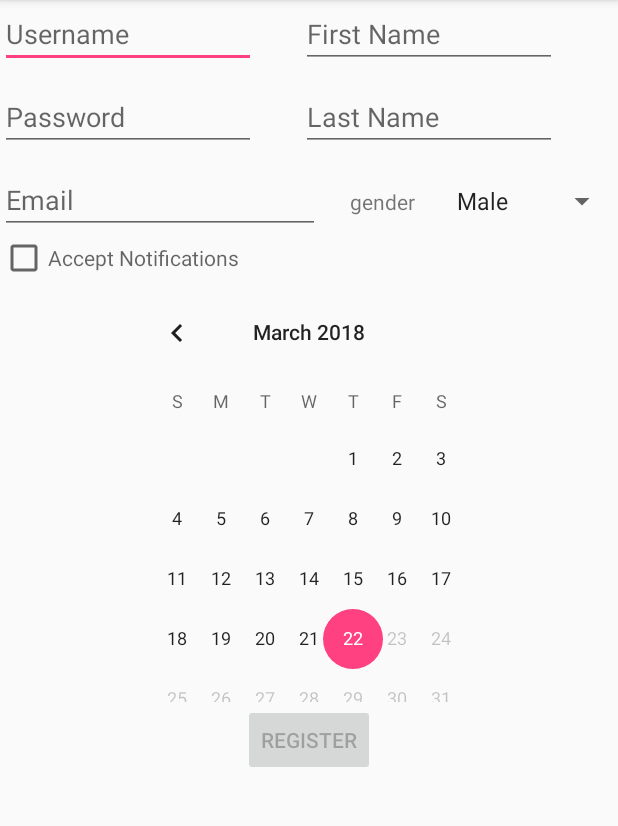
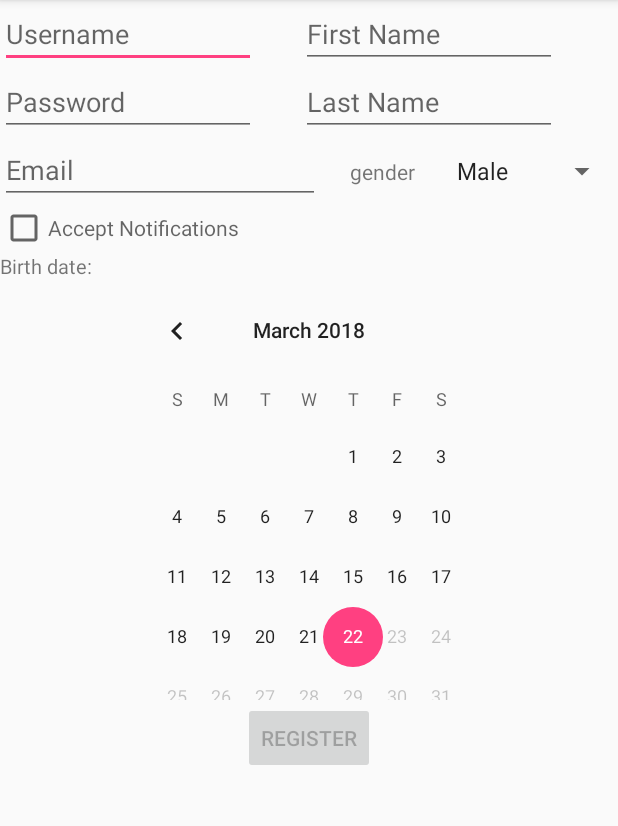
Before and after one commit to marko2002/markoAndroid, an Android app: the RegisterActivity screen opened directly, with no data from a screen before it, on a phone screen of 412 x 824 dp, the part 84-910 px from its top. Run offline under Robolectric (Android 15) with nearby library versions, the phone set to English and light mode, and no system bars.

Commit message:
Final app look

```diff
--- a/Projekat/app/src/main/res/layout/activity_contacts.xml
+++ b/Projekat/app/src/main/res/layout/activity_contacts.xml
@@ -9,11 +9,10 @@
 
     <Button
         android:id="@+id/LogOutID"
-        android:text="@string/logOut"
         android:layout_width="wrap_content"
         android:layout_height="wrap_content"
         android:layout_marginLeft="270dp"
-        >
+        android:text="@string/logOut">
 
     </Button>
 
@@ -45,5 +44,4 @@
     </LinearLayout>
 
 
-
 </LinearLayout>
--- a/Projekat/app/src/main/res/layout/activity_main.xml
+++ b/Projekat/app/src/main/res/layout/activity_main.xml
@@ -13,58 +13,49 @@
         android:id="@+id/editText1"
         android:layout_width="wrap_content"
         android:layout_height="wrap_content"
-        android:paddingTop="100dp"
-        android:singleLine="true"
+        android:layout_gravity="center"
         android:ems="10"
         android:hint="@string/username"
-        android:layout_gravity="center"
-        />
+        android:paddingTop="100dp"
+        android:singleLine="true" />
 
     <EditText
         android:id="@+id/editText2"
         android:layout_width="wrap_content"
         android:layout_height="wrap_content"
         android:layout_gravity="center"
-        android:singleLine="true"
         android:ems="10"
-        android:paddingTop="50dp"
         android:hint="@string/password"
         android:inputType="textPassword"
+        android:paddingTop="50dp"
+        android:singleLine="true"
 
         />
+
     <LinearLayout
         android:layout_width="wrap_content"
         android:layout_height="match_parent"
-        android:orientation="horizontal"
-        >
+        android:orientation="horizontal">
 
         <Button
             android:id="@+id/loginID"
-            android:text="@string/login"
             android:layout_width="wrap_content"
             android:layout_height="wrap_content"
+            android:layout_marginLeft="50dp"
             android:layout_marginTop="100dp"
-            android:layout_marginLeft="50dp"
             android:enabled="false"
-            />
+            android:text="@string/login" />
 
         <Button
             android:id="@+id/registerID"
             android:layout_width="wrap_content"
             android:layout_height="wrap_content"
+            android:layout_marginLeft="100dp"
             android:layout_marginTop="100dp"
-            android:layout_marginLeft="100dp"
-            android:text="@string/register"
-            />
-
+            android:text="@string/register" />
 
 
     </LinearLayout>
 
 
-
-
-
-
-
 </LinearLayout>
--- a/Projekat/app/src/main/res/layout/activity_message.xml
+++ b/Projekat/app/src/main/res/layout/activity_message.xml
@@ -15,9 +15,8 @@
             android:id="@+id/messageActvLogOutBtnID"
             android:layout_width="wrap_content"
             android:layout_height="wrap_content"
-            android:text="@string/logOut"
             android:layout_marginLeft="270dp"
-            />
+            android:text="@string/logOut" />
 
     </LinearLayout>
 
@@ -32,16 +31,16 @@
             android:layout_height="wrap_content"
             android:layout_marginTop="400dp"
             android:ems="12"
-            android:hint="@string/messageText"
-            />
+            android:hint="@string/messageText" />
+
         <Button
             android:id="@+id/sendBtnID"
             android:layout_width="wrap_content"
             android:layout_height="wrap_content"
+            android:layout_marginLeft="20dp"
             android:layout_marginTop="400dp"
-            android:layout_marginLeft="20dp"
+            android:enabled="false"
             android:text="@string/Send"
-            android:enabled="false"
 
             />
 
@@ -49,7 +48,4 @@
     </LinearLayout>
 
 
-
-
-
 </LinearLayout>
--- a/Projekat/app/src/main/res/layout/activity_register.xml
+++ b/Projekat/app/src/main/res/layout/activity_register.xml
@@ -13,19 +13,20 @@
 
         <EditText
             android:id="@+id/usernameRegID"
+            android:layout_width="wrap_content"
+            android:layout_height="wrap_content"
+            android:ems="8"
             android:hint="@string/username"
-            android:layout_width="wrap_content"
-            android:singleLine="true"
-            android:layout_height="wrap_content"
-            android:ems="8"/>
+            android:singleLine="true" />
+
         <EditText
             android:id="@+id/firstNameID"
-            android:hint="@string/FirstName"
-            android:layout_marginLeft="30dp"
-            android:singleLine="true"
             android:layout_width="wrap_content"
             android:layout_height="wrap_content"
-            android:ems="8"/>
+            android:layout_marginLeft="30dp"
+            android:ems="8"
+            android:hint="@string/FirstName"
+            android:singleLine="true" />
 
     </LinearLayout>
 
@@ -36,22 +37,21 @@
 
         <EditText
             android:id="@+id/passwordRegID"
-            android:inputType="textPassword"
-            android:hint="@string/password"
-            android:layout_marginTop="10dp"
-            android:singleLine="true"
             android:layout_width="wrap_content"
             android:layout_height="wrap_content"
-            android:ems="8"/>
+            android:ems="8"
+            android:hint="@string/password"
+            android:inputType="textPassword"
+            android:singleLine="true" />
+
         <EditText
             android:id="@+id/lastNameID"
-            android:hint="@string/LastName"
-            android:singleLine="true"
-            android:layout_marginTop="10dp"
-            android:layout_marginLeft="30dp"
             android:layout_width="wrap_content"
             android:layout_height="wrap_content"
-            android:ems="8"/>
+            android:layout_marginLeft="30dp"
+            android:ems="8"
+            android:hint="@string/LastName"
+            android:singleLine="true" />
 
     </LinearLayout>
 
@@ -61,28 +61,24 @@
 
         <EditText
             android:id="@+id/emailRegID"
-            android:hint="@string/email"
-            android:singleLine="true"
-            android:layout_marginTop="10dp"
             android:layout_width="wrap_content"
             android:layout_height="wrap_content"
-            android:ems="10"/>
+            android:ems="10"
+            android:hint="@string/email"
+            android:singleLine="true" />
 
         <TextView
             android:id="@+id/genderID"
             android:layout_width="wrap_content"
             android:layout_height="wrap_content"
-            android:layout_marginTop="10dp"
             android:layout_marginLeft="20dp"
-            android:text="@string/gender"/>
+            android:text="@string/gender" />
 
         <Spinner
             android:layout_width="wrap_content"
             android:layout_height="wrap_content"
-            android:layout_marginTop="10dp"
             android:layout_marginLeft="20dp"
-            android:entries="@array/spinner">
-        </Spinner>
+            android:entries="@array/spinner"></Spinner>
 
 
     </LinearLayout>
@@ -90,31 +86,35 @@
     <CheckBox
         android:layout_width="wrap_content"
         android:layout_height="wrap_content"
-
         android:hint="@string/checkBox"
 
         />
 
+    <TextView
+        android:layout_width="wrap_content"
+        android:layout_height="wrap_content"
+        android:text="@string/birthDate"
+        android:textSize="13dp" />
+
     <DatePicker
         android:id="@+id/datePickerID"
         android:layout_width="wrap_content"
+        android:layout_height="wrap_content"
         android:layout_gravity="center"
         android:layout_marginBottom="1dp"
-        android:layout_height="wrap_content"
         android:datePickerMode="spinner"
+        android:headerBackground="@color/colorPrimaryDark"
         android:spinnersShown="false"
-        android:headerBackground="@color/colorPrimaryDark"
 
-        >
-    </DatePicker>
+        ></DatePicker>
 
     <Button
         android:id="@+id/registerActvButtonID"
         android:layout_width="wrap_content"
         android:layout_height="wrap_content"
         android:layout_gravity="center"
+        android:enabled="false"
         android:text="@string/register"
-        android:enabled="false"
 
         />
 
--- a/Projekat/app/src/main/res/values/strings.xml
+++ b/Projekat/app/src/main/res/values/strings.xml
@@ -18,4 +18,5 @@
     <string name="Send">SEND</string>
     <string name="messageText">message text</string>
     <string name="messageSent">message sent</string>
+    <string name="birthDate">Birth date:</string>
 </resources>
```
